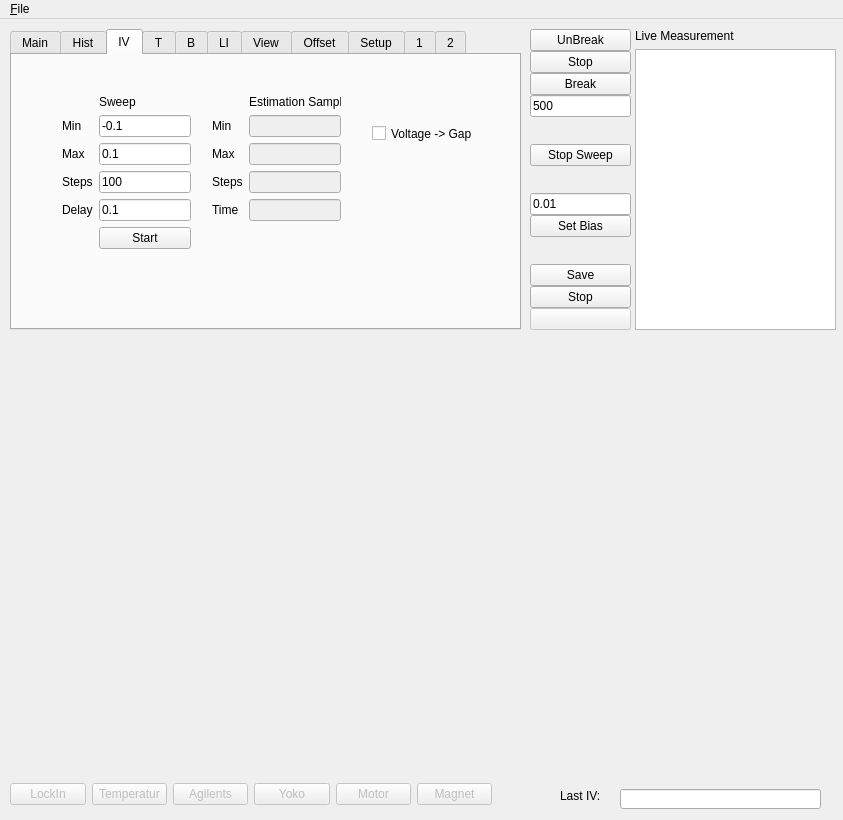
Above: gui_andreev.ui from konchris/andreev before the change. Below: the same form after it.
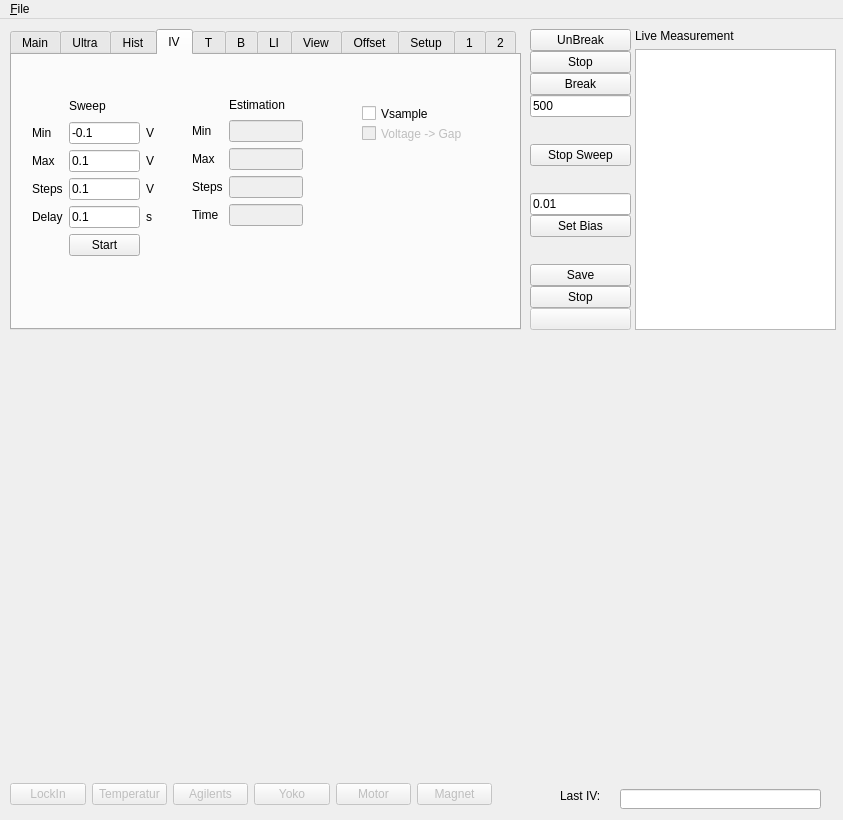
That is the form after the change. The open tabs and pages were chosen to show the change. Custom widgets are drawn as their Qt base class.

Commit message: + analyze2.py improved iv plotting + aquire_ultra for advanced measurements

The edit to the form file:
```diff
--- a/gui_andreev.ui
+++ b/gui_andreev.ui
@@ -207,6 +207,127 @@
          </property>
         </widget>
        </widget>
+       <widget class="QWidget" name="tab_12">
+        <attribute name="title">
+         <string>Ultra</string>
+        </attribute>
+        <widget class="QWidget" name="gridLayoutWidget_6">
+         <property name="geometry">
+          <rect>
+           <x>40</x>
+           <y>30</y>
+           <width>191</width>
+           <height>123</height>
+          </rect>
+         </property>
+         <layout class="QGridLayout" name="gridLayout_6">
+          <item row="4" column="0">
+           <widget class="QLabel" name="label_100">
+            <property name="text">
+             <string>Cold Time</string>
+            </property>
+           </widget>
+          </item>
+          <item row="3" column="0">
+           <widget class="QLabel" name="label_99">
+            <property name="text">
+             <string>Stabilize Time</string>
+            </property>
+           </widget>
+          </item>
+          <item row="2" column="0">
+           <widget class="QLabel" name="label_89">
+            <property name="text">
+             <string>Max IV</string>
+            </property>
+           </widget>
+          </item>
+          <item row="1" column="2">
+           <widget class="QLabel" name="label_78">
+            <property name="text">
+             <string>Ohm</string>
+            </property>
+           </widget>
+          </item>
+          <item row="3" column="2">
+           <widget class="QLabel" name="label_97">
+            <property name="text">
+             <string>s</string>
+            </property>
+           </widget>
+          </item>
+          <item row="4" column="1">
+           <widget class="QLineEdit" name="editUltraColdTime">
+            <property name="text">
+             <string>10</string>
+            </property>
+           </widget>
+          </item>
+          <item row="1" column="0">
+           <widget class="QLabel" name="label_32">
+            <property name="text">
+             <string>Min IV</string>
+            </property>
+           </widget>
+          </item>
+          <item row="1" column="1">
+           <widget class="QLineEdit" name="editUltraMin">
+            <property name="text">
+             <string>6000</string>
+            </property>
+           </widget>
+          </item>
+          <item row="2" column="1">
+           <widget class="QLineEdit" name="editUltraMax">
+            <property name="text">
+             <string>15000</string>
+            </property>
+           </widget>
+          </item>
+          <item row="2" column="2">
+           <widget class="QLabel" name="label_92">
+            <property name="text">
+             <string>Ohm</string>
+            </property>
+           </widget>
+          </item>
+          <item row="3" column="1">
+           <widget class="QLineEdit" name="editUltraStabilizeTime">
+            <property name="text">
+             <string>5</string>
+            </property>
+           </widget>
+          </item>
+          <item row="4" column="2">
+           <widget class="QLabel" name="label_98">
+            <property name="text">
+             <string>s</string>
+            </property>
+           </widget>
+          </item>
+          <item row="0" column="1">
+           <widget class="QLabel" name="label_111">
+            <property name="text">
+             <string>Parameter</string>
+            </property>
+           </widget>
+          </item>
+         </layout>
+        </widget>
+        <widget class="QPushButton" name="btnUltraStart">
+         <property name="geometry">
+          <rect>
+           <x>330</x>
+           <y>70</y>
+           <width>91</width>
+           <height>23</height>
+          </rect>
+         </property>
+         <property name="text">
+          <string>Start</string>
+         </property>
+        </widget>
+       </widget>
        <widget class="QWidget" name="tab_2">
         <attribute name="title">
          <string>Hist</string>
@@ -369,153 +490,81 @@
         <attribute name="title">
          <string>IV</string>
         </attribute>
-        <widget class="QWidget" name="formLayoutWidget_4">
+        <widget class="QCheckBox" name="checkIVGap">
+         <property name="enabled">
+          <bool>false</bool>
+         </property>
          <property name="geometry">
           <rect>
-           <x>50</x>
-           <y>40</y>
-           <width>129</width>
-           <height>174</height>
+           <x>350</x>
+           <y>70</y>
+           <width>101</width>
+           <height>17</height>
           </rect>
          </property>
-         <layout class="QFormLayout" name="formLayout_4">
-          <property name="fieldGrowthPolicy">
-           <enum>QFormLayout::AllNonFixedFieldsGrow</enum>
-          </property>
-          <item row="0" column="1">
-           <widget class="QLabel" name="label_64">
-            <property name="text">
-             <string>Sweep</string>
-            </property>
-           </widget>
-          </item>
-          <item row="1" column="0">
-           <widget class="QLabel" name="label_18">
-            <property name="text">
-             <string>Min</string>
-            </property>
-           </widget>
-          </item>
-          <item row="1" column="1">
-           <widget class="QLineEdit" name="editIVMin">
-            <property name="text">
-             <string>-0.1</string>
-            </property>
-           </widget>
-          </item>
-          <item row="2" column="0">
-           <widget class="QLabel" name="label_19">
-            <property name="text">
-             <string>Max</string>
-            </property>
-           </widget>
-          </item>
-          <item row="2" column="1">
-           <widget class="QLineEdit" name="editIVMax">
-            <property name="text">
-             <string>0.1</string>
-            </property>
-           </widget>
-          </item>
-          <item row="3" column="0">
-           <widget class="QLabel" name="label_20">
-            <property name="text">
-             <string>Steps</string>
-            </property>
-           </widget>
-          </item>
-          <item row="3" column="1">
-           <widget class="QLineEdit" name="editIVSteps">
-            <property name="text">
-             <string>100</string>
-            </property>
-           </widget>
-          </item>
-          <item row="4" column="0">
-           <widget class="QLabel" name="label_23">
-            <property name="text">
-             <string>Delay</string>
-            </property>
-           </widget>
-          </item>
-          <item row="4" column="1">
-           <widget class="QLineEdit" name="editIVDelay">
-            <property name="text">
-             <string>0.1</string>
-            </property>
-           </widget>
-          </item>
-          <item row="5" column="1">
-           <widget class="QPushButton" name="btnIVStart">
-            <property name="text">
-             <string>Start</string>
-            </property>
-           </widget>
-          </item>
-         </layout>
+         <property name="text">
+          <string>Voltage -&gt; Gap</string>
+         </property>
         </widget>
         <widget class="QWidget" name="formLayoutWidget_5">
          <property name="geometry">
           <rect>
-           <x>200</x>
+           <x>180</x>
            <y>40</y>
-           <width>129</width>
-           <height>174</height>
+           <width>111</width>
+           <height>131</height>
           </rect>
          </property>
-         <layout class="QFormLayout" name="formLayout_5">
-          <property name="fieldGrowthPolicy">
-           <enum>QFormLayout::AllNonFixedFieldsGrow</enum>
-          </property>
-          <item row="0" column="1">
-           <widget class="QLabel" name="label_90">
-            <property name="text">
-             <string>Estimation Sample</string>
-            </property>
-           </widget>
-          </item>
-          <item row="1" column="0">
-           <widget class="QLabel" name="label_39">
-            <property name="text">
-             <string>Min</string>
-            </property>
-           </widget>
-          </item>
-          <item row="1" column="1">
-           <widget class="QLineEdit" name="editIVMinEstimate">
-            <property name="enabled">
-             <bool>false</bool>
-            </property>
-            <property name="text">
-             <string/>
-            </property>
-           </widget>
-          </item>
-          <item row="2" column="0">
+         <layout class="QGridLayout" name="gridLayout_7">
+          <item row="2" column="1">
            <widget class="QLabel" name="label_87">
             <property name="text">
              <string>Max</string>
             </property>
            </widget>
           </item>
-          <item row="2" column="1">
-           <widget class="QLineEdit" name="editIVMaxEstimate">
-            <property name="enabled">
-             <bool>false</bool>
-            </property>
-            <property name="text">
-             <string/>
-            </property>
-           </widget>
-          </item>
-          <item row="3" column="0">
+          <item row="3" column="1">
            <widget class="QLabel" name="label_88">
             <property name="text">
              <string>Steps</string>
             </property>
            </widget>
           </item>
-          <item row="3" column="1">
+          <item row="1" column="2">
+           <widget class="QLineEdit" name="editIVMinEstimate">
+            <property name="enabled">
+             <bool>false</bool>
+            </property>
+            <property name="text">
+             <string/>
+            </property>
+           </widget>
+          </item>
+          <item row="1" column="1">
+           <widget class="QLabel" name="label_39">
+            <property name="text">
+             <string>Min</string>
+            </property>
+           </widget>
+          </item>
+          <item row="2" column="2">
+           <widget class="QLineEdit" name="editIVMaxEstimate">
+            <property name="enabled">
+             <bool>false</bool>
+            </property>
+            <property name="text">
+             <string/>
+            </property>
+           </widget>
+          </item>
+          <item row="4" column="2">
+           <widget class="QLineEdit" name="editIVTimeEstimate">
+            <property name="enabled">
+             <bool>false</bool>
+            </property>
+           </widget>
+          </item>
+          <item row="3" column="2">
            <widget class="QLineEdit" name="editIVStepsEstimate">
             <property name="enabled">
              <bool>false</bool>
@@ -525,33 +574,143 @@
             </property>
            </widget>
           </item>
-          <item row="4" column="0">
+          <item row="0" column="2">
+           <widget class="QLabel" name="label_90">
+            <property name="text">
+             <string>Estimation</string>
+            </property>
+           </widget>
+          </item>
+          <item row="4" column="1">
            <widget class="QLabel" name="label_91">
             <property name="text">
              <string>Time</string>
             </property>
            </widget>
           </item>
+         </layout>
+        </widget>
+        <widget class="QWidget" name="gridLayoutWidget_8">
+         <property name="geometry">
+          <rect>
+           <x>20</x>
+           <y>40</y>
+           <width>122</width>
+           <height>161</height>
+          </rect>
+         </property>
+         <layout class="QGridLayout" name="gridLayout_8">
+          <item row="1" column="1">
+           <widget class="QLabel" name="label_18">
+            <property name="text">
+             <string>Min</string>
+            </property>
+           </widget>
+          </item>
+          <item row="5" column="1">
+           <widget class="QLabel" name="label_23">
+            <property name="text">
+             <string>Delay</string>
+            </property>
+           </widget>
+          </item>
+          <item row="5" column="2">
+           <widget class="QLineEdit" name="editIVDelay">
+            <property name="text">
+             <string>0.1</string>
+            </property>
+           </widget>
+          </item>
+          <item row="3" column="2">
+           <widget class="QLineEdit" name="editIVMax">
+            <property name="text">
+             <string>0.1</string>
+            </property>
+           </widget>
+          </item>
           <item row="4" column="1">
-           <widget class="QLineEdit" name="editIVTimeEstimate">
-            <property name="enabled">
-             <bool>false</bool>
+           <widget class="QLabel" name="label_20">
+            <property name="text">
+             <string>Steps</string>
+            </property>
+           </widget>
+          </item>
+          <item row="3" column="1">
+           <widget class="QLabel" name="label_19">
+            <property name="text">
+             <string>Max</string>
+            </property>
+           </widget>
+          </item>
+          <item row="4" column="2">
+           <widget class="QLineEdit" name="editIVSteps">
+            <property name="text">
+             <string>0.1</string>
+            </property>
+           </widget>
+          </item>
+          <item row="1" column="2">
+           <widget class="QLineEdit" name="editIVMin">
+            <property name="text">
+             <string>-0.1</string>
+            </property>
+           </widget>
+          </item>
+          <item row="6" column="2">
+           <widget class="QPushButton" name="btnIVStart">
+            <property name="text">
+             <string>Start</string>
+            </property>
+           </widget>
+          </item>
+          <item row="1" column="3">
+           <widget class="QLabel" name="label_93">
+            <property name="text">
+             <string>V</string>
+            </property>
+           </widget>
+          </item>
+          <item row="0" column="2">
+           <widget class="QLabel" name="label_64">
+            <property name="text">
+             <string>Sweep</string>
+            </property>
+           </widget>
+          </item>
+          <item row="3" column="3">
+           <widget class="QLabel" name="label_94">
+            <property name="text">
+             <string>V</string>
+            </property>
+           </widget>
+          </item>
+          <item row="4" column="3">
+           <widget class="QLabel" name="label_95">
+            <property name="text">
+             <string>V</string>
+            </property>
+           </widget>
+          </item>
+          <item row="5" column="3">
+           <widget class="QLabel" name="label_96">
+            <property name="text">
+             <string>s</string>
             </property>
            </widget>
           </item>
          </layout>
         </widget>
-        <widget class="QCheckBox" name="checkIVGap">
+        <widget class="QCheckBox" name="checkIVSample">
          <property name="geometry">
           <rect>
-           <x>360</x>
-           <y>70</y>
-           <width>101</width>
+           <x>350</x>
+           <y>50</y>
+           <width>70</width>
            <height>17</height>
           </rect>
          </property>
          <property name="text">
-          <string>Voltage -&gt; Gap</string>
+          <string>Vsample</string>
          </property>
         </widget>
        </widget>
```
Left out of the diff: 21 changed lines with no effect on the pictures. The commit also changes 8 other files.
